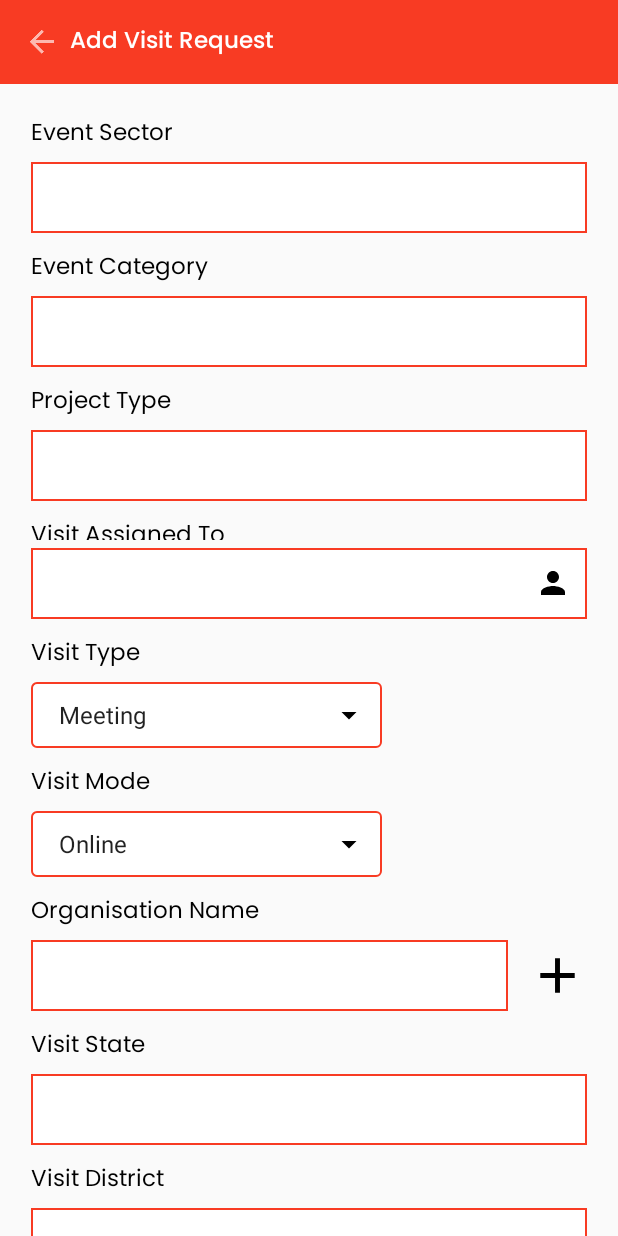
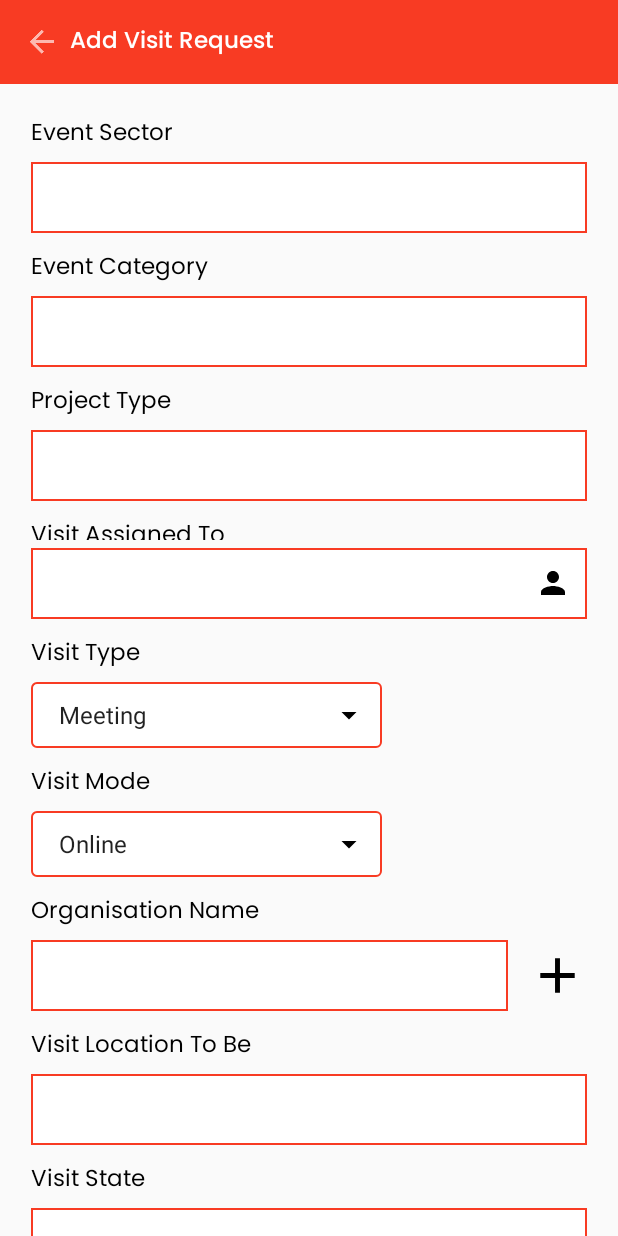
Before and after one commit to smeet857/SRCM, an Android app: the AddVisitRequestActivity2 screen opened directly, with no data from a screen before it, on a phone screen of 412 x 824 dp. Run offline under Robolectric (Android 15) with nearby library versions, the light colour scheme and no system bars; our stand-ins replace Room's generated code, Volley, sdp/ssp sizes; libraries missing offline, so code that uses them is left out: in.galaxyofandroid.spinerdialog; network calls fail.

Commit message:
location to be added location getting issue fixed

```diff
--- a/app/build.gradle
+++ b/app/build.gradle
@@ -50,4 +50,6 @@ dependencies {
 
     implementation 'io.github.sangcomz:fishbun:1.1.1'
     implementation 'com.github.bumptech.glide:glide:4.14.2'
+
+    implementation 'com.github.prabhat1707:EasyWayLocation:2.4'
 }
--- a/app/src/main/java/com/techinnovators/srcm/Activity/AddVisitRequestActivity2.java
+++ b/app/src/main/java/com/techinnovators/srcm/Activity/AddVisitRequestActivity2.java
@@ -68,7 +68,8 @@ public class AddVisitRequestActivity2 extends AppCompatActivity implements View.
             arrayVisitState,
             arrayVisitDist,
             arrayVisitTaluka,
-            arrayVisitLocation = new ArrayList<>();
+            arrayVisitLocation,
+            arrayVisitLocationToBe = new ArrayList<>();
 
     private AutoCompleteTextView
             acEventSector,
@@ -78,7 +79,8 @@ public class AddVisitRequestActivity2 extends AppCompatActivity implements View.
             acVisitState,
             acDistrict,
             acTaluka,
-            acLocation;
+            acLocation,
+            acVisitLocationToBe;
 
     private ConstraintLayout csMain;
 
@@ -141,6 +143,7 @@ public class AddVisitRequestActivity2 extends AppCompatActivity implements View.
         acDistrict = findViewById(R.id.acDistrict);
         acTaluka = findViewById(R.id.acTaluka);
         acLocation = findViewById(R.id.acVLocation);
+        acVisitLocationToBe = findViewById(R.id.acVisitLocationToBe);
 
         AppCompatEditText etVisitAssignedTo = findViewById(R.id.etAssignedTo);
         etContPersonName = findViewById(R.id.etContPersonName);
@@ -264,6 +267,15 @@ public class AddVisitRequestActivity2 extends AppCompatActivity implements View.
                 spinnerDialog.showSpinerDialog();
             }
         });
+
+        arrayVisitLocationToBe.add("Existing");
+        arrayVisitLocationToBe.add("New");
+
+        acVisitLocationToBe.setOnClickListener(v -> {
+                spinnerDialog = new SpinnerDialog(AddVisitRequestActivity2.this, arrayVisitLocationToBe, "Select Visit Location To Be", "Close");
+                spinnerDialog.bindOnSpinerListener((item, position) -> acVisitLocationToBe.setText(item));
+                spinnerDialog.showSpinerDialog();
+        });
     }
 
     private void initData() {
@@ -375,6 +387,10 @@ public class AddVisitRequestActivity2 extends AppCompatActivity implements View.
             AppUtils.showSnackBar(this, csMain, getString(R.string.visitlocation_empty_msg));
             return;
         }
+        if (TextUtils.isEmpty(acVisitLocationToBe.getText().toString())) {
+            AppUtils.showSnackBar(this, csMain, getString(R.string.visitlocationToBe_empty_msg));
+            return;
+        }
 
         apiCreateTask();
     }
@@ -386,6 +402,7 @@ public class AddVisitRequestActivity2 extends AppCompatActivity implements View.
 
         visitRequest.setVisit_district(acDistrict.getText().toString());
         visitRequest.setVisit_location(acLocation.getText().toString());
+        visitRequest.setVisit_location_to_be(acVisitLocationToBe.getText().toString());
         visitRequest.setVisit_taluka(acTaluka.getText().toString());
         visitRequest.setVisit_state(acVisitState.getText().toString());
         visitRequest.setProject_type(acEventCategory.getText().toString().trim());
@@ -405,7 +422,6 @@ public class AddVisitRequestActivity2 extends AppCompatActivity implements View.
         final String strDate = dateFormat.format(visitDate);
 
         visitRequest.setVisit_date(strDate);
-
 
         if (NetworkUtils.isNetworkConnected(this)) {
             try {
--- a/app/src/main/java/com/techinnovators/srcm/Database/DbClient.java
+++ b/app/src/main/java/com/techinnovators/srcm/Database/DbClient.java
@@ -17,7 +17,7 @@ import com.techinnovators.srcm.Database.Dao.UserDao;
 import com.techinnovators.srcm.models.Tasks;
 import com.techinnovators.srcm.models.UserModel;
 
-@Database(entities = {Tasks.class, UserModel.class}, version = 7, exportSchema = false)
+@Database(entities = {Tasks.class, UserModel.class}, version = 8, exportSchema = false)
 public abstract class DbClient extends RoomDatabase {
     public abstract TasksDao tasksDao();
     public abstract UserDao userDao();
--- a/app/src/main/java/com/techinnovators/srcm/adapter/TasksAdapter.java
+++ b/app/src/main/java/com/techinnovators/srcm/adapter/TasksAdapter.java
@@ -1,4 +1,7 @@
 package com.techinnovators.srcm.adapter;
+
+import static com.techinnovators.srcm.Activity.TaskActivity2.lati;
+import static com.techinnovators.srcm.Activity.TaskActivity2.longi;
 
 import android.app.Activity;
 import android.app.Dialog;
@@ -383,7 +386,7 @@ public class TasksAdapter extends RecyclerView.Adapter<TasksAdapter.ViewHolder>
                     Tasks tasksModel = new Tasks();
                     tasksModel.visit_checkout = getCheckInCheckOutDate();
                     tasksModel.visitCompleted = 1;
-                    tasksModel.visitMapLocation = "https://maps.google.com?=3243443,4343243";
+                    tasksModel.visitMapLocation = "https://maps.google.com?=" + lati.toString() + "," + longi.toString();
                     tasksModel.totalParticipants = etTotalParticipant.getText().toString();
                     tasksModel.trainerName = etTrainerName.getText().toString();
                     tasksModel.dataTaken = check.isChecked();
--- a/app/src/main/res/layout/activity_add_visit_request.xml
+++ b/app/src/main/res/layout/activity_add_visit_request.xml
@@ -4,8 +4,7 @@
     xmlns:tools="http://schemas.android.com/tools"
     android:id="@+id/csMain"
     android:layout_width="match_parent"
-    android:layout_height="match_parent"
-    tools:context=".AddVisitRequestActivity">
+    android:layout_height="match_parent">
 
     <androidx.appcompat.widget.Toolbar
         android:id="@+id/toolbar"
@@ -238,6 +237,29 @@
                     android:layout_marginStart="@dimen/_10sdp"/>
             </androidx.appcompat.widget.LinearLayoutCompat>
 
+            <TextView
+                android:id="@+id/tvVisitLocationToBe"
+                android:layout_width="match_parent"
+                android:layout_height="wrap_content"
+                android:fontFamily="@font/poppins_regular"
+                android:paddingTop="@dimen/_8sdp"
+                android:paddingBottom="@dimen/_4sdp"
+                android:text="@string/visit_location_to_be"
+                android:textColor="@color/black"
+                android:textSize="@dimen/_12ssp"
+                app:layout_constraintEnd_toEndOf="parent"
+                app:layout_constraintStart_toStartOf="parent"
+                app:layout_constraintTop_toBottomOf="@+id/spin_activity" />
+
+            <androidx.appcompat.widget.AppCompatAutoCompleteTextView
+                android:id="@+id/acVisitLocationToBe"
+                android:layout_width="match_parent"
+                android:layout_height="wrap_content"
+                android:background="@drawable/edittext_background"
+                android:fontFamily="@font/poppins_regular"
+                android:focusable="false"
+                android:padding="@dimen/_8sdp"
+                android:textSize="@dimen/_12ssp" />
 
             <TextView
                 android:id="@+id/tvState"
--- a/app/src/main/res/values/strings.xml
+++ b/app/src/main/res/values/strings.xml
@@ -2,7 +2,7 @@
     <string name="app_name">SRCM</string>
     <string name="location_title">LOCATION SETTINGS</string>
     <string name="location_service_msg">Please turn on location services before using the app.</string>
-    <string name="version">1.0.9</string>
+    <string name="version">1.1.0</string>
     <string name="sign_in">SIGN IN</string>
     <string name="OKAY">OKAY</string>
     <string name="api_url">https://srcm.techinnovators.co.in/</string>
@@ -99,6 +99,7 @@
     <string name="visitdist_empty_msg">Please select visit district</string>
     <string name="visittaluka_empty_msg">Please select visit taluka</string>
     <string name="visitlocation_empty_msg">Please select visit location</string>
+    <string name="visitlocationToBe_empty_msg">Please select visit location to be</string>
     <string name="project_type_villageconnect">Village Connect</string>
     <string name="create_Visit">CREATE VISIT REQUEST</string>
     <string name="state_param_key">state</string>
@@ -109,4 +110,5 @@
     <string name="submit">Submit</string>
     <string name="remarks">Remarks</string>
     <string name="select_images">Select Images</string>
+    <string name="visit_location_to_be">Visit Location To Be</string>
 </resources>
```
Also changed, not shown: app/src/main/java/com/techinnovators/srcm/Activity/TaskActivity2.java (+41 -1 lines), app/src/main/java/com/techinnovators/srcm/models/Tasks.java (+8 -0 lines).
